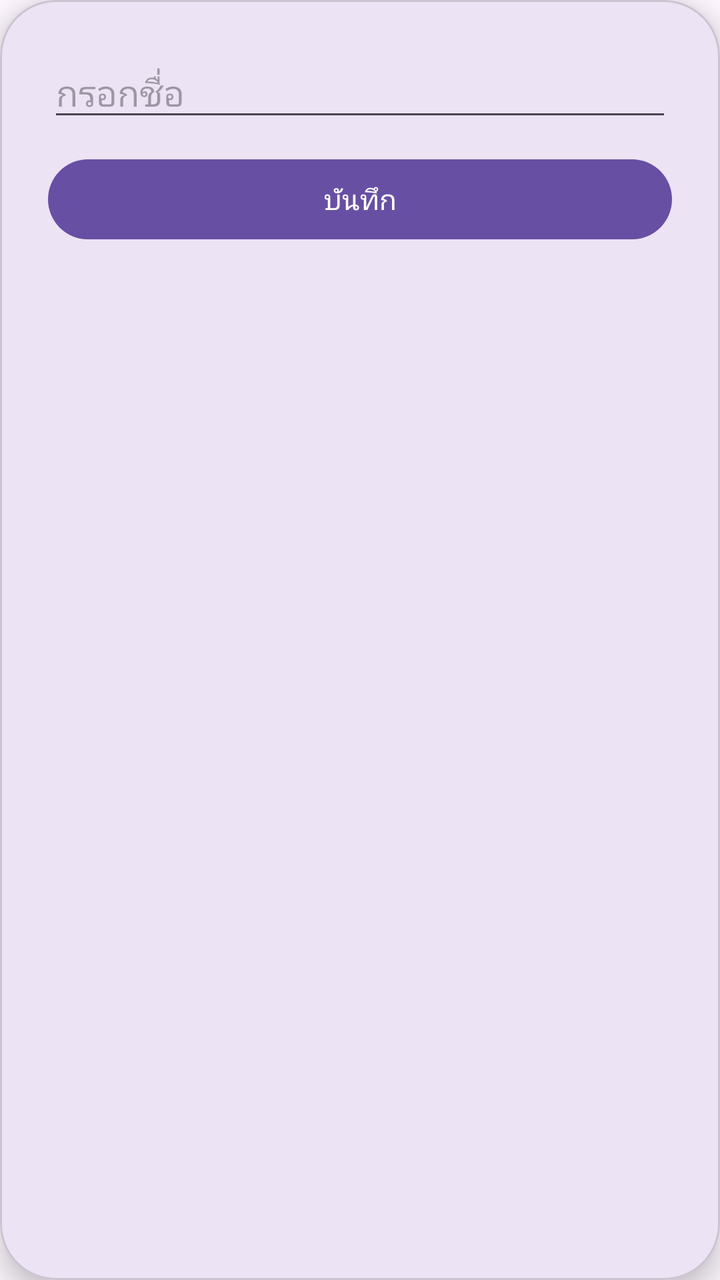
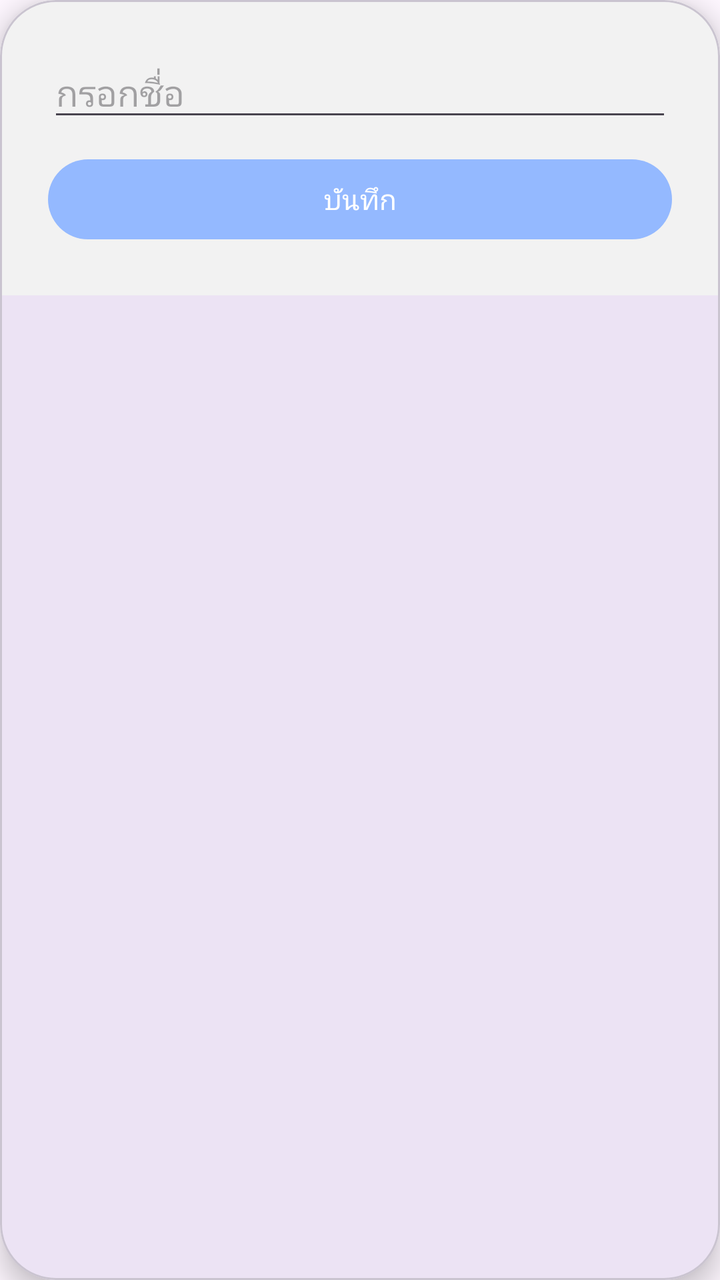

Screens rendered from an Android XML layout before and after an edit, with the pre-edit source and the edit as a unified diff.
<!-- AndroidManifest.xml: application theme Theme.Project -->
<!-- res/layout/dialog_edit_name.xml -->
<?xml version="1.0" encoding="utf-8"?>
<com.google.android.material.card.MaterialCardView
    xmlns:android="http://schemas.android.com/apk/res/android"
    xmlns:app="http://schemas.android.com/apk/res-auto"
    android:layout_width="match_parent"
    android:layout_height="wrap_content"
    android:layout_margin="24dp"
    app:cardCornerRadius="28dp"
    app:cardElevation="8dp"
    android:padding="24dp">

    <LinearLayout
        android:layout_width="match_parent"
        android:layout_height="wrap_content"
        android:orientation="vertical"
        android:padding="24dp">

        <EditText
            android:id="@+id/etEditName"
            android:layout_width="match_parent"
            android:layout_height="wrap_content"
            android:hint="กรอกชื่อ"
            android:textSize="18sp"/>

        <com.google.android.material.button.MaterialButton
            android:id="@+id/btnSaveName"
            android:layout_width="match_parent"
            android:layout_height="48dp"
            android:layout_marginTop="10dp"
            android:text="บันทึก"
            app:cornerRadius="20dp"/>

    </LinearLayout>

</com.google.android.material.card.MaterialCardView>
<!-- resources referenced by this layout -->
<resources>
  <style name="Theme.Project" parent="Base.Theme.Project" />
  <style name="Base.Theme.Project" parent="Theme.Material3.DayNight.NoActionBar">
          
          
      </style>
</resources>

<!-- the commit's change to res/layout/dialog_edit_name.xml (unified diff, before → after) -->
@@ -13,6 +13,7 @@
         android:layout_width="match_parent"
         android:layout_height="wrap_content"
         android:orientation="vertical"
+        android:background="#f2f2f2"
         android:padding="24dp">
 
         <EditText
@@ -27,6 +28,7 @@
             android:layout_width="match_parent"
             android:layout_height="48dp"
             android:layout_marginTop="10dp"
+            app:backgroundTint="#94b9ff"
             android:text="บันทึก"
             app:cornerRadius="20dp"/>
 
